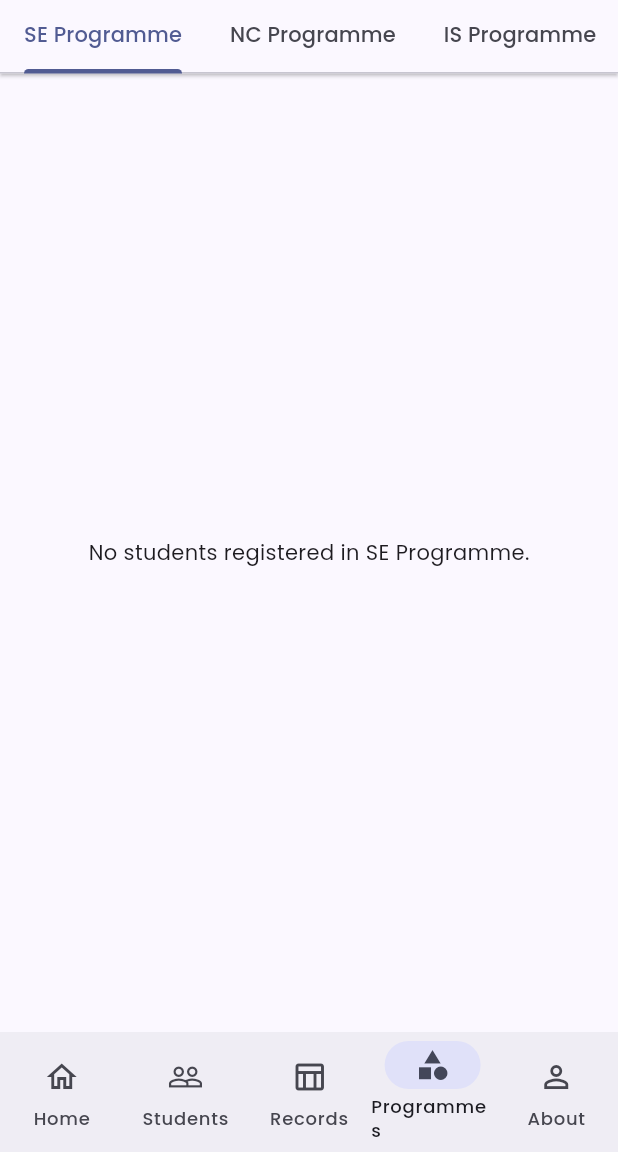
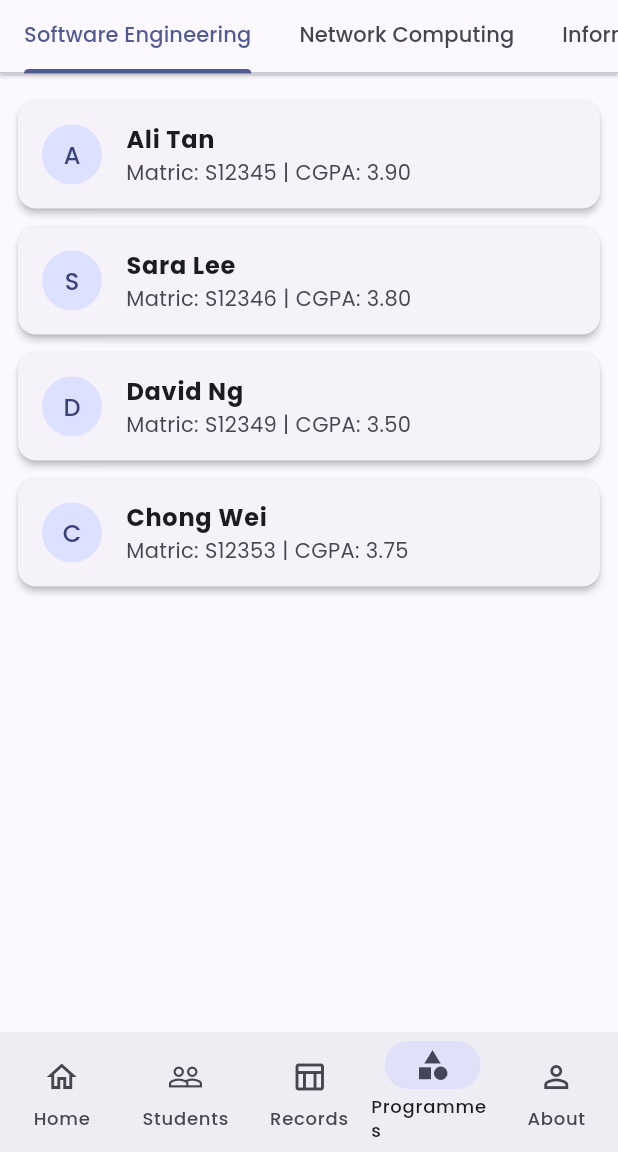
Before and after one commit to ColdShadow01/Lab-5_Teamwork_Student-Management-Applications, a Flutter app: the screen it shows after launch, item 4 of the bottom bar chosen, on a phone screen of 412 x 824 dp, the part 84-1236 px from its top. Run offline on Flutter 3.47's test engine with Material 3 defaults, Android fonts, the phone set to English and light mode, and no system bars; our stand-ins replace google_fonts.

Commit message:
making the merge conflict

```diff
--- a/lib/screens/programme_category_page.dart
+++ b/lib/screens/programme_category_page.dart
@@ -73,10 +73,10 @@ class ProgrammeCategoryPage extends StatelessWidget {
   Widget build(BuildContext context) {
     // Programmes matching Member 3's student dataset
     const List<String> programmes = [
-      'SE Programme',
-      'NC Programme',
-      'IS Programme',
-      'MC Programme',
+      'Software Engineering',
+      'Network Computing',
+      'Information System',
+      'Multimedia Computing',
     ];
 
     return DefaultTabController(
--- a/lib/screens/student_records_screen.dart
+++ b/lib/screens/student_records_screen.dart
@@ -116,7 +116,7 @@ class _StudentRecordsScreenState extends State<StudentRecordsScreen> {
           crossAxisAlignment: CrossAxisAlignment.start,
           children: [
             const Text(
-              'Student Academic Records',
+              'Student Records',
               style: TextStyle(fontSize: 24, fontWeight: FontWeight.bold),
             ),
             const SizedBox(height: 4),
```
